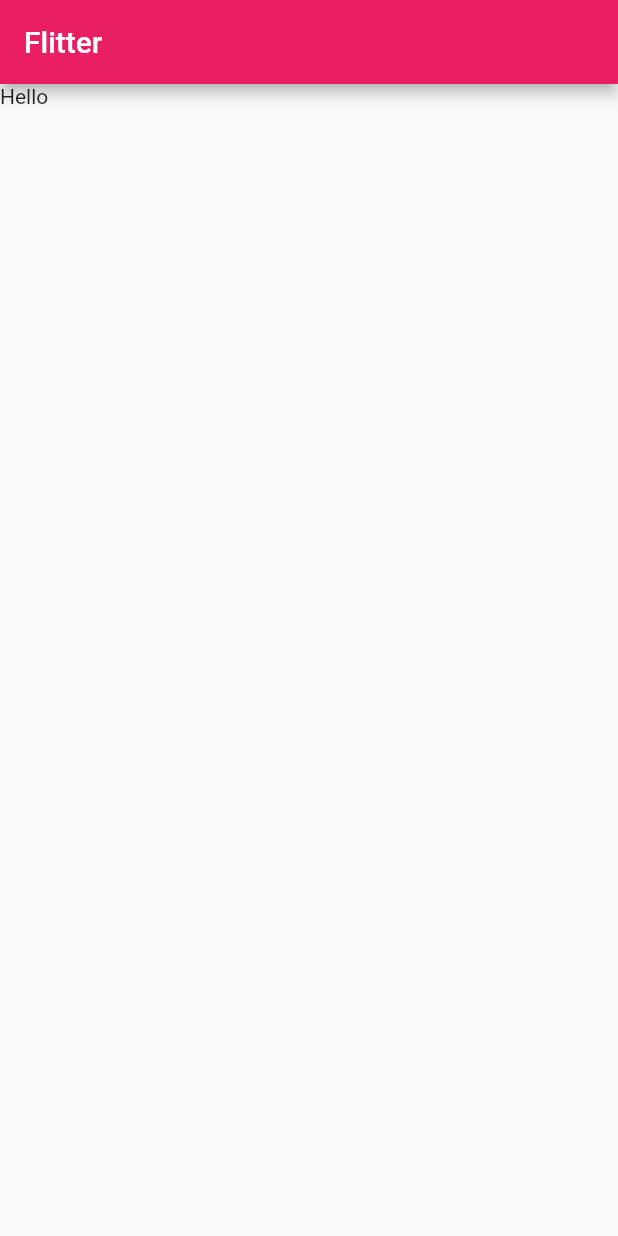
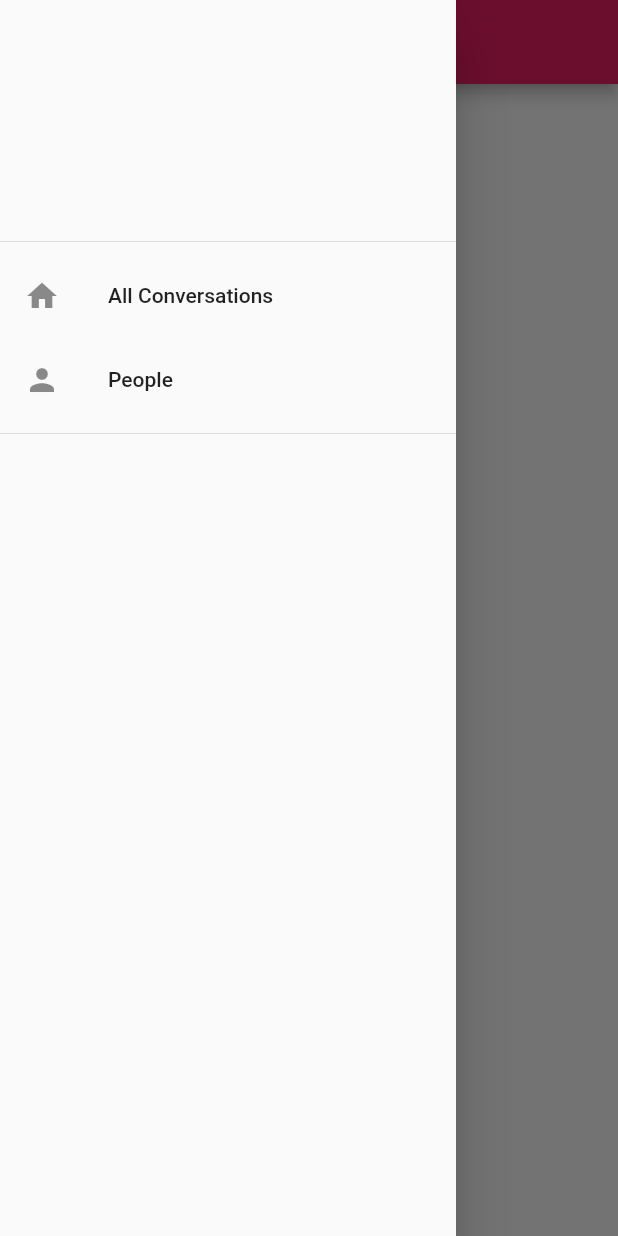
Before and after one commit to dart-flitter/flitter, a Flutter app: the screen it shows after launch, with the side drawer open (before the commit the screen has no drawer), on a phone screen of 412 x 824 dp. Run offline on Flutter 3.47's test engine with Material 2 defaults, Android fonts, the phone set to English and light mode, and no system bars.

Commit message:
basic Navigation and Layout

```diff
--- /dev/null
+++ b/lib/common.dart
@@ -0,0 +1,4 @@
+library flitter.common;
+
+export 'common/drawer.dart';
+export 'common/theme.dart';
--- /dev/null
+++ b/lib/common/drawer.dart
@@ -0,0 +1,26 @@
+import 'package:flutter/material.dart';
+import 'package:flitter/intl/messages_all.dart' as intl;
+import 'package:flitter/routes.dart';
+
+class FlitterDrawer extends StatelessWidget {
+  @override
+  Widget build(BuildContext context) {
+    return new Drawer(
+        child: new ListView(children: [
+      new DrawerHeader(child: new Container()),
+      new ListTile(
+          leading: new Icon(Icons.home),
+          title: new Text(intl.allConversations()),
+          onTap: () {
+            Navigator.popAndPushNamed(context, Home.path);
+          }),
+      new ListTile(
+          leading: new Icon(Icons.person),
+          title: new Text(intl.people()),
+          onTap: () {
+            Navigator.popAndPushNamed(context, PeoplePage.path);
+          }),
+      new Divider(),
+    ]));
+  }
+}
--- /dev/null
+++ b/lib/common/theme.dart
@@ -0,0 +1,3 @@
+import 'package:flutter/material.dart';
+
+ThemeData kTheme = new ThemeData(primarySwatch: Colors.pink);
--- /dev/null
+++ b/lib/intl/messages_all.dart
@@ -0,0 +1,6 @@
+import 'package:intl/intl.dart';
+
+String allConversations() =>
+    Intl.message("All Conversations", name: "allConversations", args: []);
+
+String people() => Intl.message("People", name: "people", args: []);
--- a/lib/main.dart
+++ b/lib/main.dart
@@ -1,120 +1,29 @@
 import 'package:flutter/material.dart';
+import 'package:flitter/common/theme.dart';
+import 'routes.dart';
 
 void main() {
-  runApp(new FlitterApp());
+  runApp(new Splash());
+
+  // TODO: do stuffs like getting token, user, cache ...
+
+  runApp(new Main());
 }
 
-class FlitterApp extends StatelessWidget {
+class Main extends StatelessWidget {
   @override
   Widget build(BuildContext context) {
-    final StatefulWidget home = new Home();
-
-    return new MaterialApp(
-      title: "Flitter",
-      theme: new ThemeData(
-        primarySwatch: Colors.pink,
-      ),
-      home: new Scaffold(
-        appBar: new AppBar(title: new Text("Flitter")),
-        body: home,
-      ),
-    );
+    return new MaterialApp(routes: kRoutes, theme: kTheme);
   }
 }
 
-class Home extends StatefulWidget {
-  @override
-  _HomeState createState() => new _HomeState();
-}
-
-class _HomeState extends State<Home> {
-  @override
-  Widget build(BuildContext context) {
-    return new Container(child: new Text("Hello"));
-  }
-}
-
-class MyApp extends StatelessWidget {
-  // This widget is the root of your application.
+class Splash extends StatelessWidget {
   @override
   Widget build(BuildContext context) {
     return new MaterialApp(
-      title: 'Flutter Demo',
-      theme: new ThemeData(
-        // This is the theme of your application.
-        //
-        // Try running your application with "flutter run". You'll see
-        // the application has a blue toolbar. Then, without quitting
-        // the app, try changing the primarySwatch below to Colors.green
-        // and then invoke "hot reload" (press "r" in the console where
-        // you ran "flutter run", or press Run > Hot Reload App in IntelliJ).
-        // Notice that the counter didn't reset back to zero -- the application
-        // is not restarted.
-        primarySwatch: Colors.blue,
-      ),
-      home: new MyHomePage(title: 'Flutter Demo Home Page'),
-    );
+        home: new Scaffold(
+            body: new Container(
+                child: new Center(child: new CircularProgressIndicator()))),
+        theme: kTheme);
   }
 }
-
-class MyHomePage extends StatefulWidget {
-  MyHomePage({Key key, this.title}) : super(key: key);
-
-  // This widget is the home page of your application. It is stateful,
-  // meaning that it has a State object (defined below) that contains
-  // fields that affect how it looks.
-
-  // This class is the configuration for the state. It holds the
-  // values (in this case the title) provided by the parent (in this
-  // case the App widget) and used by the build method of the State.
-  // Fields in a Widget subclass are always marked "final".
-
-  final String title;
-
-  @override
-  _MyHomePageState createState() => new _MyHomePageState();
-}
-
-class _MyHomePageState extends State<MyHomePage> {
-  int _counter = 0;
-
-  void _incrementCounter() {
-    setState(() {
-      // This call to setState tells the Flutter framework that
-      // something has changed in this State, which causes it to rerun
-      // the build method below so that the display can reflect the
-      // updated values. If we changed _counter without calling
-      // setState(), then the build method would not be called again,
-      // and so nothing would appear to happen.
-      _counter++;
-    });
-  }
-
-  @override
-  Widget build(BuildContext context) {
-    // This method is rerun every time setState is called, for instance
-    // as done by the _incrementCounter method above.
-    // The Flutter framework has been optimized to make rerunning
-    // build methods fast, so that you can just rebuild anything that
-    // needs updating rather than having to individually change
-    // instances of widgets.
-    return new Scaffold(
-      appBar: new AppBar(
-        // Here we take the value from the MyHomePage object that
-        // was created by the App.build method, and use it to set
-        // our appbar title.
-        title: new Text(config.title),
-      ),
-      body: new Center(
-        child: new Text(
-          'Button tapped $_counter time${ _counter == 1 ? '' : 's' }.',
-        ),
-      ),
-      floatingActionButton: new FloatingActionButton(
-        onPressed: _incrementCounter,
-        tooltip: 'Increment',
-        child: new Icon(Icons.add),
-      ), // This trailing comma makes auto-formatting nicer for build methods.
-    );
-  }
-}
--- /dev/null
+++ b/lib/routes.dart
@@ -0,0 +1,12 @@
+library flitter.routes;
+
+import 'routes/home/route.dart';
+import 'routes/people/route.dart';
+
+export 'routes/home/route.dart';
+export 'routes/people/route.dart';
+
+const kRoutes = const {
+  Home.path: Home.builder,
+  PeoplePage.path: PeoplePage.builder
+};
--- /dev/null
+++ b/lib/routes/home/route.dart
@@ -0,0 +1,16 @@
+import 'package:flutter/material.dart';
+import 'package:flitter/intl/messages_all.dart' as intl;
+import 'package:flitter/common.dart';
+
+class Home extends StatelessWidget {
+  static const path = "/";
+
+  static Home builder(BuildContext _) => new Home();
+
+  @override
+  Widget build(BuildContext context) {
+    return new Scaffold(
+        appBar: new AppBar(title: new Text(intl.allConversations())),
+        drawer: new FlitterDrawer());
+  }
+}
--- /dev/null
+++ b/lib/routes/people/route.dart
@@ -0,0 +1,16 @@
+import 'package:flutter/material.dart';
+import 'package:flitter/intl/messages_all.dart' as intl;
+import 'package:flitter/common.dart';
+
+class PeoplePage extends StatelessWidget {
+  static const path = "/people";
+
+  static PeoplePage builder(BuildContext _) => new PeoplePage();
+
+  @override
+  Widget build(BuildContext context) {
+    return new Scaffold(
+        appBar: new AppBar(title: new Text(intl.people())),
+        drawer: new FlitterDrawer());
+  }
+}
--- a/pubspec.yaml
+++ b/pubspec.yaml
@@ -4,6 +4,7 @@
 dependencies:
   flutter:
     sdk: flutter
+  intl: '^0.14.0'
 
 # For information on the generic Dart part of this file, see the
 # following page: https://www.dartlang.org/tools/pub/pubspec
```
Also changed, not shown: 4 other files.
